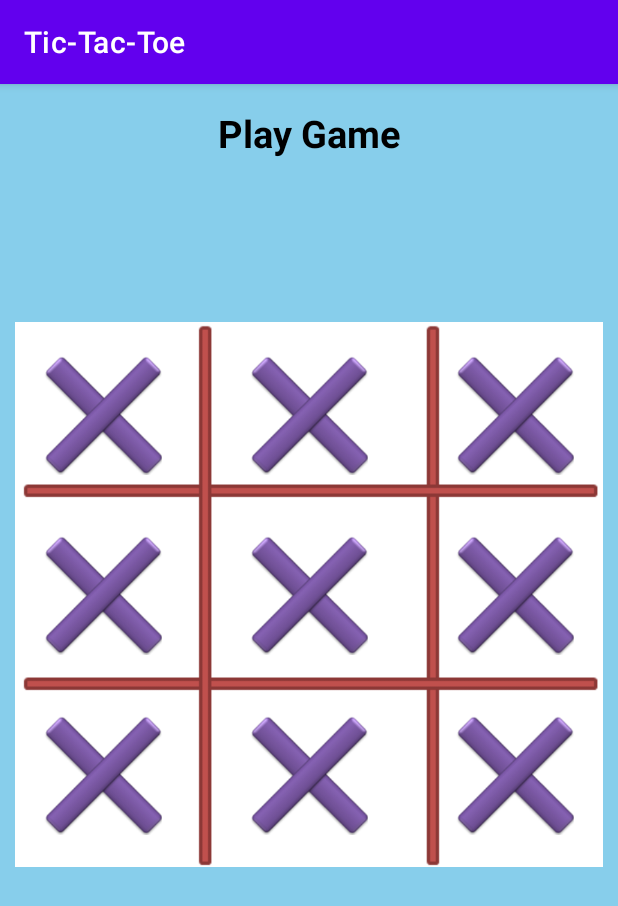
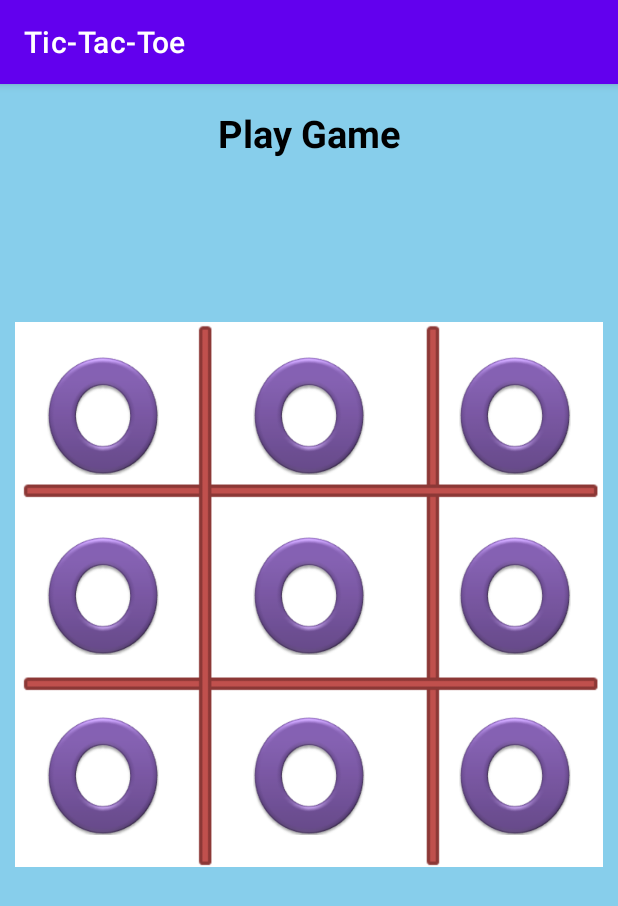
Before and after one commit to sanjeeban5644/Tic-Tac-Toe, an Android app: the GamePage screen opened directly, with no data from a screen before it, on a phone screen of 412 x 824 dp. Shown: the top 906 px of the screen. Run offline under Robolectric (Android 15) with nearby library versions, the phone set to English and light mode, and no system bars.

Commit message:
Game Page changed

```diff
--- a/app/src/main/res/layout/activity_game_page.xml
+++ b/app/src/main/res/layout/activity_game_page.xml
@@ -56,7 +56,7 @@
                 android:layout_height="wrap_content"
                 android:layout_weight="1"
                 android:padding="20sp"
-                android:src="@drawable/cross"
+                android:src="@drawable/circle"
                 android:tag="0" />
 
             <ImageView
@@ -65,7 +65,7 @@
                 android:layout_height="wrap_content"
                 android:layout_weight="1"
                 android:padding="20sp"
-                android:src="@drawable/cross"
+                android:src="@drawable/circle"
                 android:tag="1" />
 
             <ImageView
@@ -74,7 +74,7 @@
                 android:layout_height="wrap_content"
                 android:layout_weight="1"
                 android:padding="20sp"
-                android:src="@drawable/cross"
+                android:src="@drawable/circle"
                 android:tag="2" />
 
 
@@ -90,7 +90,7 @@
                 android:layout_height="wrap_content"
                 android:layout_weight="1"
                 android:padding="20sp"
-                android:src="@drawable/cross"
+                android:src="@drawable/circle"
                 android:tag="0" />
 
             <ImageView
@@ -99,7 +99,7 @@
                 android:layout_height="wrap_content"
                 android:layout_weight="1"
                 android:padding="20sp"
-                android:src="@drawable/cross"
+                android:src="@drawable/circle"
                 android:tag="1" />
 
             <ImageView
@@ -108,7 +108,7 @@
                 android:layout_height="wrap_content"
                 android:layout_weight="1"
                 android:padding="20sp"
-                android:src="@drawable/cross"
+                android:src="@drawable/circle"
                 android:tag="2" />
 
 
@@ -124,7 +124,7 @@
                 android:layout_height="wrap_content"
                 android:layout_weight="1"
                 android:padding="20sp"
-                android:src="@drawable/cross"
+                android:src="@drawable/circle"
                 android:tag="0" />
 
             <ImageView
@@ -133,7 +133,7 @@
                 android:layout_height="wrap_content"
                 android:layout_weight="1"
                 android:padding="20sp"
-                android:src="@drawable/cross"
+                android:src="@drawable/circle"
                 android:tag="1" />
 
             <ImageView
@@ -142,7 +142,7 @@
                 android:layout_height="wrap_content"
                 android:layout_weight="1"
                 android:padding="20sp"
-                android:src="@drawable/cross"
+                android:src="@drawable/circle"
                 android:tag="2" />
 
 
```
